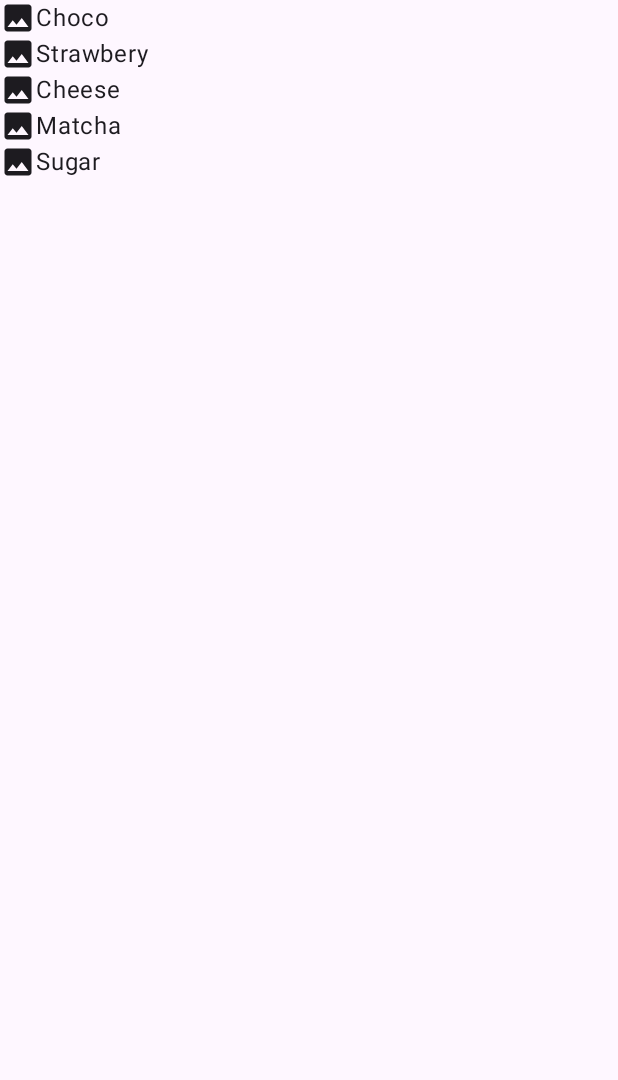
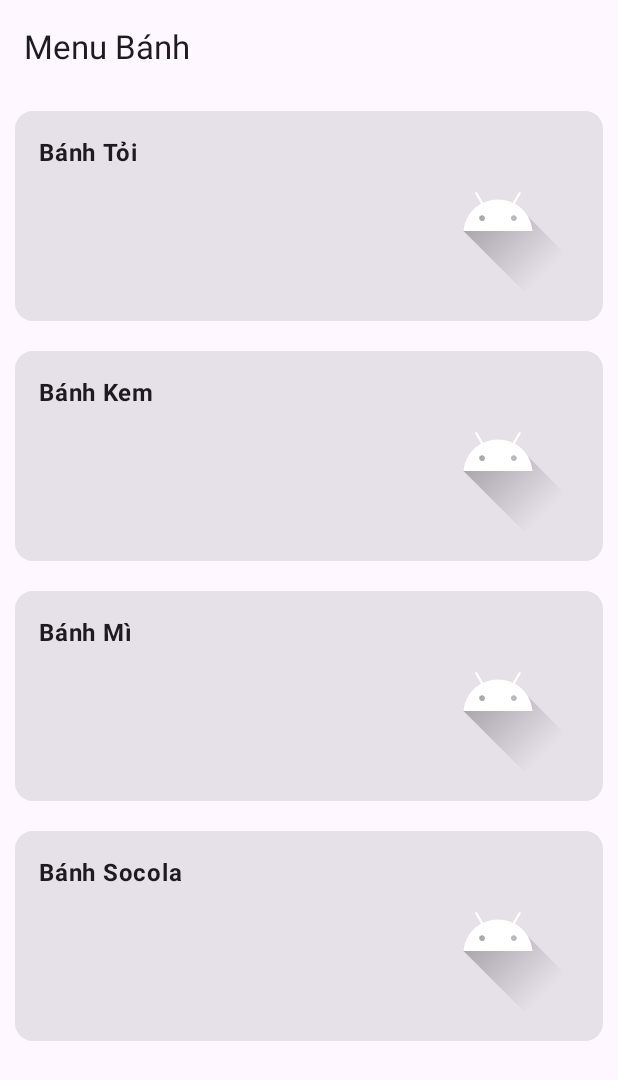
Before and after one commit to TranDucLuong2201/Mid-termExam, an Android app built with Jetpack Compose: the screen it shows after launch (MainActivity), on a phone screen of 412 x 824 dp. Shown: the top 1080 px of the screen. Run offline under Robolectric (Android 15) with nearby library versions, the phone set to English and light mode, and no system bars.

Commit message:
Setup Cli

````diff
--- a/app/src/main/java/com/android/mid_termexam/MainActivity.kt
+++ b/app/src/main/java/com/android/mid_termexam/MainActivity.kt
@@ -1,31 +1,29 @@
 package com.android.mid_termexam
 
+import android.annotation.SuppressLint
 import android.os.Bundle
 import androidx.activity.ComponentActivity
 import androidx.activity.compose.setContent
 import androidx.activity.enableEdgeToEdge
 import androidx.compose.foundation.layout.fillMaxSize
-import androidx.compose.foundation.layout.padding
 import androidx.compose.foundation.layout.statusBarsPadding
 import androidx.compose.material3.Scaffold
-import androidx.compose.material3.Text
-import androidx.compose.runtime.Composable
 import androidx.compose.ui.Modifier
-import androidx.compose.ui.tooling.preview.Preview
-import com.android.mid_termexam.todo.MainNavigation
+import com.android.mid_termexam.todo.AppNav
 import com.android.mid_termexam.ui.theme.MidtermExamTheme
 
 /**
  * Chỗ này thường sẽ không cần chỉnh sửa gì nhiều, chỉ cần gọi MainNavigation trong Scaffold là được.
  */
 class MainActivity : ComponentActivity() {
+    @SuppressLint("UnusedMaterial3ScaffoldPaddingParameter")
     override fun onCreate(savedInstanceState: Bundle?) {
         super.onCreate(savedInstanceState)
         enableEdgeToEdge()
         setContent {
             MidtermExamTheme {
-                Scaffold(modifier = Modifier.fillMaxSize().statusBarsPadding()) { innerPadding ->
-                    MainNavigation(innerPadding)
+                Scaffold(modifier = Modifier.fillMaxSize().statusBarsPadding()) {
+                    AppNav()
                 }
             }
         }
--- a/app/src/main/java/com/android/mid_termexam/todo/MainNavigation.kt
+++ b/app/src/main/java/com/android/mid_termexam/todo/MainNavigation.kt
@@ -1,62 +1,210 @@
 package com.android.mid_termexam.todo
 
-import androidx.compose.foundation.layout.PaddingValues
-import androidx.compose.runtime.Composable
-import androidx.navigation.compose.NavHost
-import androidx.navigation.compose.composable
-import androidx.navigation.compose.rememberNavController
-import com.android.mid_termexam.todo.screen.CakeMenuScreen
-import com.android.mid_termexam.todo.screen.OrderCakeScreen
+import android.os.Bundle
+import androidx.activity.ComponentActivity
+import androidx.activity.compose.setContent
+import androidx.compose.foundation.Image
+import androidx.compose.foundation.layout.*
+import androidx.compose.foundation.lazy.LazyColumn
+import androidx.compose.foundation.lazy.items
+import androidx.compose.material3.*
+import androidx.compose.runtime.*
+import androidx.compose.ui.Alignment
+import androidx.compose.ui.Modifier
+import androidx.compose.ui.res.painterResource
+import androidx.compose.ui.text.font.FontWeight
+import androidx.compose.ui.unit.dp
+import androidx.lifecycle.ViewModel
+import androidx.lifecycle.viewmodel.compose.viewModel
+import androidx.navigation.NavHostController
+import androidx.navigation.NavType
+import androidx.navigation.compose.*
+import androidx.navigation.navArgument
+import com.android.mid_termexam.R
+import kotlinx.coroutines.flow.MutableStateFlow
+import kotlinx.coroutines.flow.StateFlow
+import kotlinx.coroutines.flow.combine
+import kotlinx.coroutines.flow.map
 
-/**
- * Đề bài thường sẽ yêu cầu triển khai một ứng dụng có chức năng chuyển trang này sang trang khác, và ngược lại.
- *
- * Vì vậy, Setup MainNavigation để thực hiện phân trang
- *
- * Phía dưới đã được set up sẵn, sau đây là hướng dẫn để tạo thêm trang mới nếu cần.
- *
- * B1: Tạo một hàm Composable đại diện cho trang mới, ví dụ FourthScreen, các parameter tương tự, không dùng cũng không sao
- *
- * B2: Tạo viewmodel FourthViewModel nếu cần quản lý dữ liệu. Sau đó quay lại đây để setup navigation
- *
- * B3: Thêm đoạn code sau vào NavHost, sửa tên hàm và tên định danh trang cho phù hợp
- *
- * ```
- * val fourth_screen = "fourth_screen" // Tên định danh của trang
- * composable("fourth_screen") {
- *    FourthScreen(
- *      modifier = Modifier.padding(paddingValues),
- *      onClick = {},
- *      onBackClick = {}
- *    )
- * }
- * ```
- * @param fourth_screen: Tên định danh của trang, dùng để chuyển trang. Không rành thì nên đặt theo thứ tự first_screen, second_screen, ...
- * @param com.android.mid_termexam.todo.screen.AuthenticationScreen: Mỗi trang sẽ có 1 Composable riêng, tự tạo file và hàm Composable cho từng trang.
- * Phía dưới sẽ setup sẵn 3 trang, bạn chỉ cần chỉnh sửa tên hàm và thêm bớt trang cho phù hợp với đề bài. theo thứ tự 1 -> 2 -> 3, và 3 -> 2 -> 1.
- *
- * Để chỉnh sửa, tìm file có tên tương ứng rồi sửa, hoặc ấn Ctrl + Click vào tên hàm để điều hướng đến file đó.
- *
- */
+// ------------------- DATA -------------------
+data class Cake(
+    val id: Int,
+    val name: String,
+    val pricePerUnit: Int = 2
+)
+val cakes = listOf(
+    Cake(1, "Bánh Tỏi"),
+    Cake(2, "Bánh Kem"),
+    Cake(3, "Bánh Mì"),
+    Cake(4, "Bánh Socola")
+)
+// ------------------- VIEWMODEL -------------------
+class DetailViewModel : ViewModel() {
 
+    private val _quantity = MutableStateFlow(1)
+    val quantity: StateFlow<Int> = _quantity
+
+    private val _cake = MutableStateFlow<Cake?>(null)
+    val cake: StateFlow<Cake?> = _cake
+
+    fun setCakeById(id: Int) {
+        _cake.value = cakes.find { it.id == id }
+    }
+
+    fun updateQuantity(value: String) {
+        _quantity.value = value.toIntOrNull()?.coerceAtLeast(1) ?: 1
+    }
+
+    val totalPrice = combine(quantity, cake) { q, c ->
+        if (c == null) 0 else q * c.pricePerUnit
+    }
+}
+
+
+// ------------------- MAIN -------------------
+class MainActivity : ComponentActivity() {
+    override fun onCreate(savedInstanceState: Bundle?) {
+        super.onCreate(savedInstanceState)
+
+        setContent {
+            MaterialTheme {
+                AppNav()
+            }
+        }
+    }
+}
+
+// ------------------- NAVIGATION -------------------
 @Composable
-fun MainNavigation(paddingValues: PaddingValues) {
-    val navController = rememberNavController()
+fun AppNav() {
+    val nav = rememberNavController()
 
-    NavHost(navController = navController, startDestination = "menu") {
+    NavHost(navController = nav, startDestination = "menu") {
 
         composable("menu") {
-            CakeMenuScreen(
-                onNext = {
-                    navController.navigate("order") {
+            MenuScreen(
+                onClick = { id ->
+                    nav.navigate("detail/$id")
+                }
+            )
+        }
+
+        composable(
+            "detail/{id}",
+            arguments = listOf(navArgument("id") { type = NavType.IntType })
+        ) { backStackEntry ->
+            val id = backStackEntry.arguments?.getInt("id") ?: 1
+            DetailScreen(id = id)
+        }
+
+    }
+}
+
+// ------------------- MENU SCREEN -------------------
+@OptIn(ExperimentalMaterial3Api::class)
+@Composable
+fun MenuScreen(onClick: (Int) -> Unit) {
+
+
+
+    Scaffold(
+        topBar = {
+            TopAppBar(title = { Text("Menu Bánh") })
+        }
+    ) { padding ->
+        LazyColumn(
+            contentPadding = padding,
+            modifier = Modifier.fillMaxSize()
+        ) {
+            items(cakes) { cake ->
+                Card(
+                    onClick = { onClick(cake.id) },
+                    modifier = Modifier
+                        .fillMaxWidth()
+                        .padding(10.dp)
+                ) {
+                    Row(
+                        modifier = Modifier
+                            .padding(16.dp)
+                            .fillMaxWidth(),
+                        horizontalArrangement = Arrangement.SpaceBetween
+                    ) {
+                        Text(text = cake.name, fontWeight = FontWeight.Bold)
+                        Image(
+                            painter = painterResource(id = R.drawable.ic_launcher_foreground),
+                            contentDescription = null
+                        )
+                    }
+                }
+            }
+        }
+    }
+}
+
+// ------------------- DETAIL SCREEN -------------------
+@OptIn(ExperimentalMaterial3Api::class)
+@Composable
+fun DetailScreen(
+    id: Int,
+    vm: DetailViewModel = viewModel(),
+    nav: NavHostController = rememberNavController()
+) {
+    LaunchedEffect(id) {
+        vm.setCakeById(id)
+    }
+
+    val cake by vm.cake.collectAsState()
+    val quantity by vm.quantity.collectAsState()
+    val total by vm.totalPrice.collectAsState(initial = 0)
+
+    Scaffold(
+        topBar = {
+            TopAppBar(
+                title = { Text("Chi tiết bánh") },
+                navigationIcon = {
+                    IconButton(onClick = { nav.popBackStack() }) {
+                        Icon(
+                            painterResource(id = R.drawable.ic_launcher_foreground),
+                            contentDescription = "Back"
+                        )
                     }
                 }
             )
         }
-        composable("order") {
-            OrderCakeScreen(
-                onBack = { navController.navigateUp() }
-            )
+    ) { padding ->
+        if (cake == null) {
+            Box(
+                modifier = Modifier.fillMaxSize(),
+                contentAlignment = Alignment.Center
+            ) { Text("Không tìm thấy bánh!") }
+        } else {
+            Column(
+                modifier = Modifier
+                    .padding(padding)
+                    .padding(20.dp)
+                    .fillMaxSize(),
+                horizontalAlignment = Alignment.CenterHorizontally,
+                verticalArrangement = Arrangement.Center
+            ) {
+
+                Text(cake!!.name, fontSize = MaterialTheme.typography.titleLarge.fontSize)
+                Spacer(Modifier.height(10.dp))
+                Text("Giá: ${cake!!.pricePerUnit} / cái")
+
+                Spacer(Modifier.height(25.dp))
+
+                OutlinedTextField(
+                    value = quantity.toString(),
+                    onValueChange = { vm.updateQuantity(it) },
+                    label = { Text("Số lượng") },
+                    singleLine = true,
+                    modifier = Modifier.width(200.dp)
+                )
+
+                Spacer(Modifier.height(30.dp))
+
+                Text("Tổng tiền: $total", fontSize = MaterialTheme.typography.headlineMedium.fontSize)
+            }
         }
     }
 }
--- a/app/src/main/java/com/android/mid_termexam/todo/screen/CakeMenuScreen.kt
+++ b/app/src/main/java/com/android/mid_termexam/todo/screen/CakeMenuScreen.kt
@@ -1,6 +1,7 @@
 package com.android.mid_termexam.todo.screen
 
 
+import androidx.compose.foundation.clickable
 import androidx.compose.foundation.layout.Row
 import androidx.compose.foundation.layout.fillMaxWidth
 import androidx.compose.foundation.lazy.LazyColumn
@@ -17,14 +18,14 @@ import com.android.mid_termexam.todo.viewmodel.CakeMenuViewModel
 
 @Composable
 fun CakeMenuScreen(
-    onNext: (Int) -> Unit,
+    onNext: () -> Unit,
     modifier: Modifier = Modifier,
     viewModel: CakeMenuViewModel = viewModel()
 ) {
     val list = viewModel.items
     LazyColumn(Modifier) {
         items(list.value) { item ->
-            Row(modifier = modifier.fillMaxWidth()) {
+            Row(modifier = modifier.fillMaxWidth().clickable{onNext()}) {
                 Icon(imageVector = Icons.Default.Image, contentDescription = null)
                 Text(item.name)
             }
--- a/app/src/main/java/com/android/mid_termexam/todo/screen/OrderCakeScreen.kt
+++ b/app/src/main/java/com/android/mid_termexam/todo/screen/OrderCakeScreen.kt
@@ -3,6 +3,7 @@ package com.android.mid_termexam.todo.screen
 
 import androidx.compose.foundation.layout.Column
 import androidx.compose.foundation.layout.fillMaxSize
+import androidx.compose.material3.Button
 import androidx.compose.material3.Text
 import androidx.compose.material3.TextField
 import androidx.compose.runtime.Composable
@@ -28,5 +29,8 @@ fun OrderCakeScreen(
             value = uiState.value.price,
             onValueChange = {viewModel.calculateTotal()}
         )
+        Button(onClick = {onBack()}) {
+            Text("Back")
+        }
     }
 }
--- a/app/src/main/java/com/android/mid_termexam/todo/viewmodel/OrderCakeViewModel.kt
+++ b/app/src/main/java/com/android/mid_termexam/todo/viewmodel/OrderCakeViewModel.kt
@@ -32,7 +32,7 @@ class OrderCakeViewModel : ViewModel() {
             currentState.copy(flavor = desiredFlavor)
         }
     }
-    private fun calculateTotal(
+    fun calculateTotal(
         quantity: Int = _uiState.value.quantity,
         pickupDate: String = _uiState.value.date
     ): String {
````
Also changed, not shown: app/src/main/java/com/android/mid_termexam/todo/viewmodel/CakeMenuViewModel.kt (+7 -5 lines).
